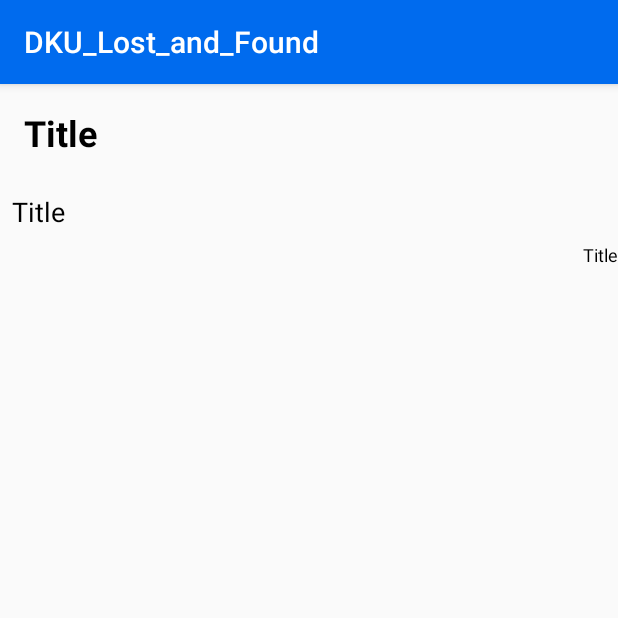
After one commit to YellowC-137/DanManri, an Android app: the FoundPostActivity screen opened directly, with no data from a screen before it, on a phone screen of 412 x 824 dp, the top half of it. The commit adds this screen. Run offline under Robolectric (Android 15) with nearby library versions, the phone set to English and light mode, and no system bars; our stand-ins replace Firebase (no records; nobody signed in at launch, a user with empty details on screens opened directly).

Commit message:
게시판 열람, 삭제기능
이름 변경 전 저장용

```diff
--- a/DKU_L&F/DKU_LF/app/src/main/AndroidManifest.xml
+++ b/DKU_L&F/DKU_LF/app/src/main/AndroidManifest.xml
@@ -17,7 +17,8 @@
         android:roundIcon="@mipmap/ic_launcher_round"
         android:supportsRtl="true"
         android:theme="@style/AppTheme">
-        <activity android:name=".FoundWritingActivity"></activity>
+        <activity android:name=".FoundPostActivity"></activity>
+        <activity android:name=".FoundWritingActivity" />
 
         <service
             android:name=".KeywordBack"
--- /dev/null
+++ b/DKU_L&F/DKU_LF/app/src/main/java/com/example/dku_lf/FoundPostActivity.java
@@ -0,0 +1,66 @@
+package com.example.dku_lf;
+
+import androidx.annotation.NonNull;
+import androidx.appcompat.app.AppCompatActivity;
+
+import android.content.Intent;
+import android.os.Bundle;
+import android.util.Log;
+import android.widget.TextView;
+import android.widget.Toast;
+
+import com.example.dku_lf.database.FirebaseID;
+import com.google.android.gms.tasks.OnCompleteListener;
+import com.google.android.gms.tasks.Task;
+import com.google.firebase.firestore.DocumentSnapshot;
+import com.google.firebase.firestore.FirebaseFirestore;
+
+import java.util.Map;
+
+public class FoundPostActivity extends AppCompatActivity {
+
+    private FirebaseFirestore mStore = FirebaseFirestore.getInstance();
+
+    private TextView TitleText, ContextText, NameText;
+
+    private String id;
+
+    @Override
+    protected void onCreate(Bundle savedInstanceState) {
+        super.onCreate(savedInstanceState);
+        setContentView(R.layout.activity_found_post);
+
+        TitleText = findViewById(R.id.post_title);
+        ContextText = findViewById(R.id.post_contents);
+        NameText = findViewById(R.id.post_name);
+
+        Intent getIntent = getIntent();
+        id = getIntent().getStringExtra(FirebaseID.documentId);
+        Log.e("ITEM DOCUMENT ID ", id);
+
+        mStore.collection(FirebaseID.post_found).document(id)
+                .get()
+                .addOnCompleteListener(new OnCompleteListener<DocumentSnapshot>() {
+                    @Override
+                    public void onComplete(@NonNull Task<DocumentSnapshot> task) {
+                        if(task.isSuccessful()) {
+                            if(task.getResult().exists()) {
+                                if (task.getResult() != null) {
+                                    Map<String, Object> snap = task.getResult().getData();
+                                    String title = String.valueOf(snap.get(FirebaseID.title));
+                                    String content = String.valueOf(snap.get(FirebaseID.contents));
+                                    //String name = String.valueOf(snap.get(FirebaseID.nicname));
+
+                                    TitleText.setText(title);
+                                    ContextText.setText(content);
+                                    //NameText.setText(name);
+                                }
+                            }
+                            else {
+                                Toast.makeText(FoundPostActivity.this, "삭제된 문서입니다.", Toast.LENGTH_SHORT).show();
+                            }
+                        }
+                    }
+                });
+    }
+}
--- a/DKU_L&F/DKU_LF/app/src/main/java/com/example/dku_lf/LostWritingActivity.java
+++ b/DKU_L&F/DKU_LF/app/src/main/java/com/example/dku_lf/LostWritingActivity.java
@@ -47,7 +47,7 @@ public class LostWritingActivity extends AppCompatActivity {
 
                     //Firebase에서 ID, 타이틀, 내용 String으로 가져옴
                     Map<String, Object> data = new HashMap<>();
-                    data.put(FirebaseID.documentId, mAuth.getCurrentUser().getUid());
+                    data.put(FirebaseID.documentId, postId);
                     data.put(FirebaseID.title, lTitle.getText().toString());
                     data.put(FirebaseID.contents, lContents.getText().toString());
                     data.put(FirebaseID.timestamp, FieldValue.serverTimestamp());
--- a/DKU_L&F/DKU_LF/app/src/main/java/com/example/dku_lf/WritingActivity.java
+++ b/DKU_L&F/DKU_LF/app/src/main/java/com/example/dku_lf/WritingActivity.java
@@ -37,7 +37,6 @@ public class WritingActivity extends AppCompatActivity {
         super.onCreate(savedInstanceState);
         setContentView(R.layout.activity_writing);
 
-
         Button PhBtn = (Button)findViewById(R.id.addPhotoBtn);
         Button MapBtn = (Button)findViewById(R.id.addMapBtn);
         Button Submit = (Button)findViewById(R.id.submitBtn);
@@ -55,7 +54,7 @@ public class WritingActivity extends AppCompatActivity {
 
                     //Firebase에서 ID, 타이틀, 내용 String으로 가져옴
                     Map<String, Object> data = new HashMap<>();
-                    data.put(FirebaseID.documentId, mAuth.getCurrentUser().getUid());
+                    data.put(FirebaseID.documentId, postId);
                     data.put(FirebaseID.title, lTitle.getText().toString());
                     data.put(FirebaseID.contents, lContents.getText().toString());
                     data.put(FirebaseID.timestamp, FieldValue.serverTimestamp());
--- /dev/null
+++ b/DKU_L&F/DKU_LF/app/src/main/res/layout/activity_found_post.xml
@@ -0,0 +1,36 @@
+<?xml version="1.0" encoding="utf-8"?>
+<LinearLayout xmlns:android="http://schemas.android.com/apk/res/android"
+    xmlns:app="http://schemas.android.com/apk/res-auto"
+    xmlns:tools="http://schemas.android.com/tools"
+    android:layout_width="match_parent"
+    android:layout_height="match_parent"
+    android:orientation="vertical"
+    tools:context=".FoundPostActivity">
+
+    <TextView
+        android:id="@+id/post_title"
+        android:layout_width="wrap_content"
+        android:layout_height="wrap_content"
+        android:textSize="24sp"
+        android:textStyle="bold"
+        android:layout_margin="16dp"
+        android:textColor="@android:color/black"
+        android:text="Title"/>
+    <TextView
+        android:id="@+id/post_contents"
+        android:layout_width="wrap_content"
+        android:layout_height="wrap_content"
+        android:textSize="18sp"
+        android:layout_margin="8dp"
+        android:textColor="@android:color/black"
+        android:text="Title"/>
+    <TextView
+        android:id="@+id/post_name"
+        android:layout_width="wrap_content"
+        android:layout_height="wrap_content"
+        android:textSize="12sp"
+        android:textColor="@android:color/black"
+        android:layout_gravity="end"
+        android:text="Title"/>
+
+</LinearLayout>
--- a/DKU_L&F/DKU_LF/app/src/main/res/layout/activity_found_writing.xml
+++ b/DKU_L&F/DKU_LF/app/src/main/res/layout/activity_found_writing.xml
@@ -4,7 +4,7 @@
     android:layout_width="fill_parent"
     android:layout_height="fill_parent"
     android:background="#FFFFFF"
-    tools:context=".LostWritingActivity">
+    tools:context=".FoundWritingActivity">
 
     <LinearLayout
         android:layout_width="fill_parent"
```
Also changed, not shown: DKU_L&F/DKU_LF/app/src/main/java/com/example/dku_lf/FoundWritingActivity.java (+28 -6 lines), DKU_L&F/DKU_LF/app/src/main/java/com/example/dku_lf/LoginActivity.java (+10 -5 lines), DKU_L&F/DKU_LF/app/src/main/java/com/example/dku_lf/RegActivity.java (+12 -1 lines), DKU_L&F/DKU_LF/app/src/main/java/com/example/dku_lf/ui/home/FoundFragment.java (+38 -3 lines), DKU_L&F/DKU_LF/app/src/main/java/com/example/dku_lf/ui/models/Post.java (+24 -8 lines), DKU_L&F/DKU_LF/app/src/main/java/com/example/dku_lf/ui/models/RecyclerViewItemClickListener.java (added, +70 -0 lines).
